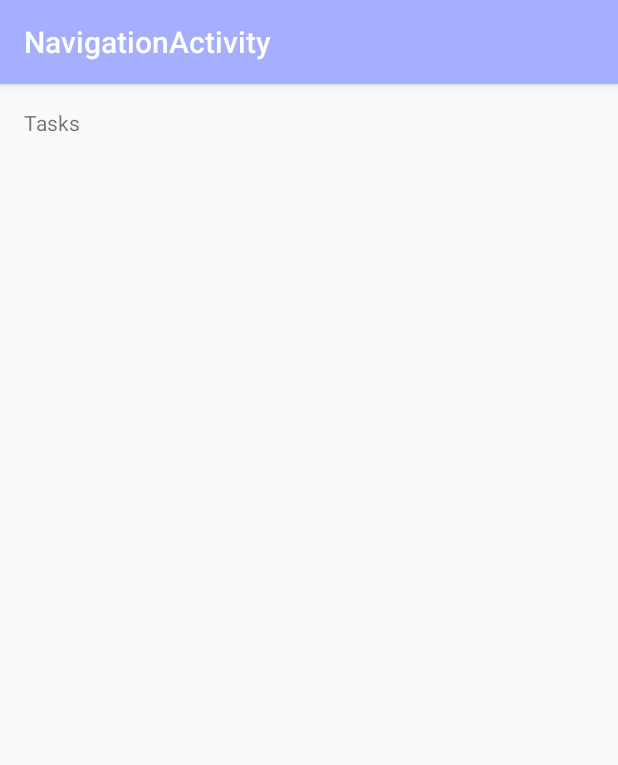
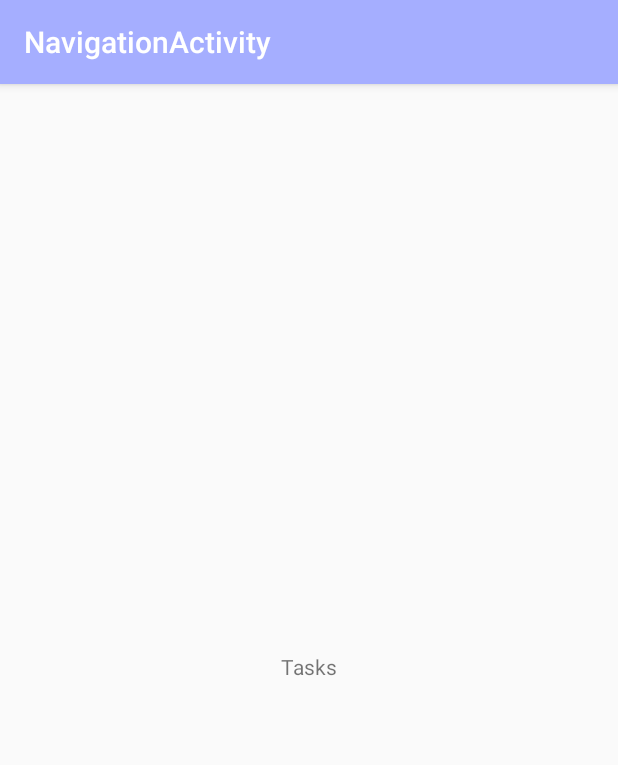
Before and after one commit to ProductivityCafe/UdemyCourseWalkthrough, an Android app: the screen it shows after launch (NavigationActivity), on a phone screen of 412 x 824 dp. Shown: the top 765 px of the screen. Run offline under Robolectric (Android 15) with nearby library versions, the phone set to English and light mode, and no system bars.

Commit message:
fragments hooked up

```diff
--- a/app/src/main/java/course/intermediate/notes/navigation/NavigationActivity.kt
+++ b/app/src/main/java/course/intermediate/notes/navigation/NavigationActivity.kt
@@ -3,7 +3,10 @@ package course.intermediate.notes.navigation
 import android.os.Bundle
 import com.google.android.material.bottomnavigation.BottomNavigationView
 import androidx.appcompat.app.AppCompatActivity
+import androidx.fragment.app.Fragment
 import course.intermediate.notes.R
+import course.intermediate.notes.notes.NotesListFragment
+import course.intermediate.notes.tasks.TasksListFragment
 import kotlinx.android.synthetic.main.activity_navigation.*
 
 class NavigationActivity : AppCompatActivity() {
@@ -11,11 +14,11 @@ class NavigationActivity : AppCompatActivity() {
     private val mOnNavigationItemSelectedListener = BottomNavigationView.OnNavigationItemSelectedListener { item ->
         when (item.itemId) {
             R.id.navigation_tasks -> {
-                messageTextView.setText(R.string.title_task)
+                replaceFragment(TasksListFragment.newInstance())
                 return@OnNavigationItemSelectedListener true
             }
             R.id.navigation_notes -> {
-                messageTextView.setText(R.string.title_note)
+                replaceFragment(NotesListFragment.newInstance())
                 return@OnNavigationItemSelectedListener true
             }
         }
@@ -25,9 +28,17 @@ class NavigationActivity : AppCompatActivity() {
     override fun onCreate(savedInstanceState: Bundle?) {
         super.onCreate(savedInstanceState)
         setContentView(R.layout.activity_navigation)
-
-        messageTextView.text = getString(R.string.title_task)
+        replaceFragment(TasksListFragment.newInstance())
         navigationView.setOnNavigationItemSelectedListener(mOnNavigationItemSelectedListener)
     }
 
+    private fun replaceFragment(fragment: Fragment) {
+
+        supportFragmentManager
+            .beginTransaction()
+            .replace(R.id.fragmentHolder, fragment)
+            .commit()
+
+    }
+
 }
--- /dev/null
+++ b/app/src/main/java/course/intermediate/notes/tasks/TasksListFragment.kt
@@ -0,0 +1,30 @@
+package course.intermediate.notes.tasks
+
+
+import android.os.Bundle
+import androidx.fragment.app.Fragment
+import android.view.LayoutInflater
+import android.view.View
+import android.view.ViewGroup
+
+import course.intermediate.notes.R
+
+class TasksListFragment : Fragment() {
+
+    override fun onCreate(savedInstanceState: Bundle?) {
+        super.onCreate(savedInstanceState)
+    }
+
+    override fun onCreateView(
+        inflater: LayoutInflater, container: ViewGroup?,
+        savedInstanceState: Bundle?
+    ): View? {
+        // Inflate the layout for this fragment
+        return inflater.inflate(R.layout.fragment_tasks_list, container, false)
+    }
+
+    companion object {
+        fun newInstance() = TasksListFragment()
+    }
+
+}
--- a/app/src/main/res/layout/activity_navigation.xml
+++ b/app/src/main/res/layout/activity_navigation.xml
@@ -8,15 +8,15 @@
         android:layout_height="match_parent"
         tools:context=".navigation.NavigationActivity">
 
-    <TextView
-            android:id="@+id/messageTextView"
-            android:layout_width="wrap_content"
-            android:layout_height="wrap_content"
-            android:layout_marginStart="@dimen/activity_horizontal_margin"
-            android:layout_marginLeft="@dimen/activity_horizontal_margin"
-            android:layout_marginTop="@dimen/activity_vertical_margin"
-            app:layout_constraintLeft_toLeftOf="parent"
-            app:layout_constraintTop_toTopOf="parent"/>
+    <FrameLayout
+            android:id="@+id/fragmentHolder"
+            android:layout_width="match_parent"
+            android:layout_height="match_parent"
+            app:layout_constraintStart_toStartOf="parent"
+            app:layout_constraintEnd_toEndOf="parent"
+            app:layout_constraintTop_toTopOf="parent"
+            app:layout_constraintBottom_toTopOf="@id/navigationView">
+    </FrameLayout>
 
     <com.google.android.material.bottomnavigation.BottomNavigationView
             android:id="@+id/navigationView"
--- /dev/null
+++ b/app/src/main/res/layout/fragment_tasks_list.xml
@@ -0,0 +1,24 @@
+<?xml version="1.0" encoding="utf-8"?>
+<androidx.constraintlayout.widget.ConstraintLayout
+        xmlns:android="http://schemas.android.com/apk/res/android"
+        xmlns:app="http://schemas.android.com/apk/res-auto"
+        xmlns:tools="http://schemas.android.com/tools"
+        android:layout_width="match_parent"
+        android:layout_height="match_parent"
+        tools:context=".tasks.TasksListFragment">
+
+    <TextView
+            android:layout_width="wrap_content"
+            android:layout_height="wrap_content"
+            android:text="@string/title_task"
+            app:layout_constraintTop_toTopOf="parent"
+            app:layout_constraintStart_toStartOf="parent"
+            app:layout_constraintEnd_toEndOf="parent"
+            app:layout_constraintBottom_toBottomOf="parent"
+            android:layout_marginEnd="8dp"
+            android:layout_marginStart="8dp"
+            android:layout_marginTop="16dp"
+            android:layout_marginBottom="8dp"
+    />
+
+</androidx.constraintlayout.widget.ConstraintLayout>
```
Also changed, not shown: app/src/main/java/course/intermediate/notes/notes/NotesListFragment.java (deleted, +0 -35 lines), app/src/main/java/course/intermediate/notes/notes/NotesListFragment.kt (added, +31 -0 lines), app/src/main/res/layout/fragment_notes_list.xml (+14 -9 lines).
